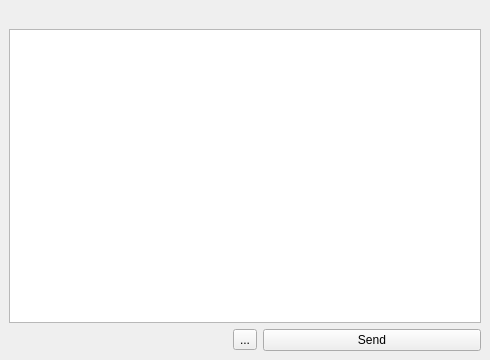
The window that widgets/chatwidget.ui (xmpp-graveyard/jabbim) describes before a commit, drawn with Qt 5.
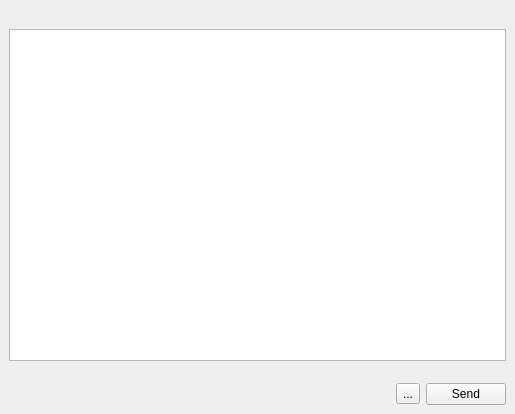
The same window after the commit. Icons and pictures are not drawn.

```diff
--- a/widgets/chatwidget.ui
+++ b/widgets/chatwidget.ui
@@ -5,8 +5,8 @@
    <rect>
     <x>0</x>
     <y>0</y>
-    <width>490</width>
-    <height>360</height>
+    <width>515</width>
+    <height>414</height>
    </rect>
   </property>
   <property name="focusPolicy" >
@@ -22,26 +22,13 @@
    <property name="spacing" >
     <number>6</number>
    </property>
-   <item row="2" column="1" >
-    <widget class="QToolButton" name="smileys" >
-     <property name="text" >
-      <string>...</string>
-     </property>
-     <property name="icon" >
-      <iconset>images/22x22/emotes/biggrin.png</iconset>
-     </property>
-     <property name="checkable" >
-      <bool>true</bool>
-     </property>
-     <property name="popupMode" >
-      <enum>QToolButton::InstantPopup</enum>
-     </property>
-    </widget>
-   </item>
-   <item row="2" column="2" >
-    <widget class="QPushButton" name="sendButton" >
-     <property name="text" >
-      <string>Send</string>
+   <item row="2" column="0" colspan="3" >
+    <widget class="QWidget" native="1" name="lineWidget" >
+     <property name="minimumSize" >
+      <size>
+       <width>0</width>
+       <height>10</height>
+      </size>
      </property>
     </widget>
    </item>
@@ -82,6 +69,42 @@
      </property>
     </widget>
    </item>
+   <item row="3" column="2" >
+    <widget class="QPushButton" name="sendButton" >
+     <property name="text" >
+      <string>Send</string>
+     </property>
+    </widget>
+   </item>
+   <item row="3" column="1" >
+    <widget class="QToolButton" name="smileys" >
+     <property name="text" >
+      <string>...</string>
+     </property>
+     <property name="icon" >
+      <iconset>images/22x22/emotes/biggrin.png</iconset>
+     </property>
+     <property name="checkable" >
+      <bool>true</bool>
+     </property>
+     <property name="popupMode" >
+      <enum>QToolButton::InstantPopup</enum>
+     </property>
+    </widget>
+   </item>
+   <item row="3" column="0" >
+    <spacer>
+     <property name="orientation" >
+      <enum>Qt::Horizontal</enum>
+     </property>
+     <property name="sizeHint" >
+      <size>
+       <width>321</width>
+       <height>20</height>
+      </size>
+     </property>
+    </spacer>
+   </item>
   </layout>
  </widget>
  <resources/>
```
